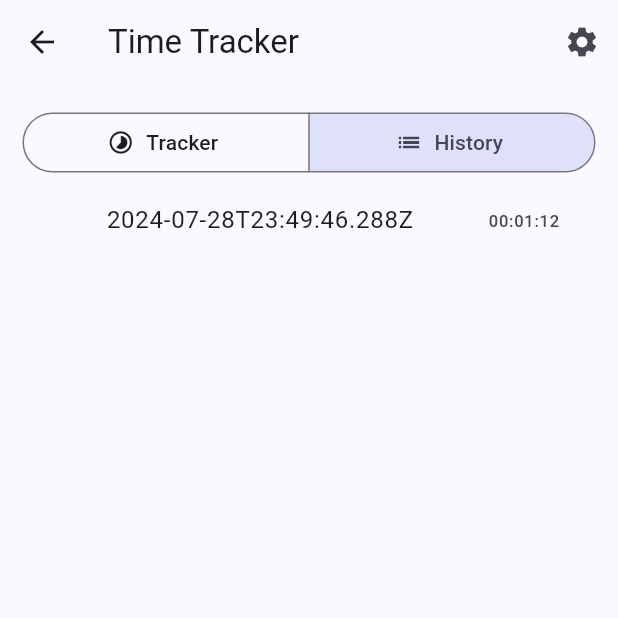
After one commit to sdtorresl/time_tracker, a Flutter app: the TrackerView screen opened by its route, after a tap on "History", on a phone screen of 412 x 824 dp, the top half of it. The commit adds this screen. Run offline on Flutter 3.47's test engine with Material 3 defaults, Android fonts, the phone set to English and light mode, and no system bars; our stand-ins replace sqflite_common_ffi; accounts and stored records are empty; generated files the repository leaves out were written again.

Commit message:
Add history view

```diff
--- a/lib/main.dart
+++ b/lib/main.dart
@@ -5,6 +5,8 @@ import 'src/settings/settings_controller.dart';
 import 'src/settings/settings_service.dart';
 
 void main() async {
+  WidgetsFlutterBinding.ensureInitialized();
+
   // Set up the SettingsController, which will glue user settings to multiple
   // Flutter Widgets.
   final settingsController = SettingsController(SettingsService());
--- a/lib/src/app.dart
+++ b/lib/src/app.dart
@@ -1,10 +1,8 @@
 import 'package:flutter/material.dart';
 import 'package:flutter_gen/gen_l10n/app_localizations.dart';
 import 'package:flutter_localizations/flutter_localizations.dart';
-import 'package:time_tracker/src/tracker/tracker_view.dart';
+import 'package:time_tracker/src/tracker/presentation/pages/tracker_view.dart';
 
-import 'sample_feature/sample_item_details_view.dart';
-import 'sample_feature/sample_item_list_view.dart';
 import 'settings/settings_controller.dart';
 import 'settings/settings_view.dart';
 
@@ -72,13 +70,10 @@ class MyApp extends StatelessWidget {
                 switch (routeSettings.name) {
                   case SettingsView.routeName:
                     return SettingsView(controller: settingsController);
-                  case SampleItemDetailsView.routeName:
-                    return const SampleItemDetailsView();
                   case TrackerView.routeName:
-                    return TrackerView();
-                  case SampleItemListView.routeName:
+                    return const TrackerView();
                   default:
-                    return TrackerView();
+                    return const TrackerView();
                 }
               },
             );
--- /dev/null
+++ b/lib/src/core/data/datasources/database.dart
@@ -0,0 +1,57 @@
+import 'dart:async';
+import 'dart:io';
+
+import 'package:flutter/foundation.dart';
+import 'package:path/path.dart';
+import 'package:sqflite_common_ffi/sqflite_ffi.dart';
+
+class AppDatabase {
+  AppDatabase._();
+
+  static final AppDatabase _instance = AppDatabase._();
+
+  factory AppDatabase() => _instance;
+
+  static Database? _database;
+
+  Future<Database> get database async {
+    if (_database != null) return _database!;
+    _database = await _initDB();
+    return _database!;
+  }
+
+  Future<Database> _initDB() async {
+    if (Platform.isWindows || Platform.isLinux) {
+      sqfliteFfiInit();
+    }
+
+    databaseFactory = databaseFactoryFfi;
+
+    debugPrint('Creating database');
+    final dbPath = await getDatabasesPath();
+    final path = join(dbPath, 'tracker.db');
+    debugPrint('path is $path');
+    return await openDatabase(
+      path,
+      version: 1,
+      onCreate: _onCreate,
+      onConfigure: _onConfigure,
+    );
+  }
+
+  FutureOr<void> _onCreate(Database db, int version) async {
+    await db.execute('''
+    CREATE TABLE tracker (
+      id INTEGER PRIMARY KEY AUTOINCREMENT,
+      startDate TEXT NOT NULL,
+      duration INTEGER NOT NULL,
+      activity TEXT NOT NULL
+    )
+    ''');
+
+    await db.execute(
+        'INSERT INTO tracker (startDate, duration, activity) VALUES(\'2024-07-28T23:49:46.288Z\',72, \'Something\')');
+  }
+
+  FutureOr<void> _onConfigure(Database db) async {}
+}
--- a/lib/src/sample_feature/sample_item.dart
+++ /dev/null
@@ -1,6 +0,0 @@
-/// A placeholder class that represents an entity or model.
-class SampleItem {
-  const SampleItem(this.id);
-
-  final int id;
-}
--- /dev/null
+++ b/lib/src/tracker/data/datasources/tracker_local_datasource.dart
@@ -0,0 +1,38 @@
+import 'package:sqflite_common_ffi/sqflite_ffi.dart';
+import 'package:time_tracker/src/core/data/datasources/database.dart';
+import 'package:time_tracker/src/tracker/data/model/tracker_model.dart';
+
+class TrackerLocalDatasource {
+  final AppDatabase databaseProvider;
+
+  TrackerLocalDatasource({required this.databaseProvider});
+
+  Future<Database> get _db async => await databaseProvider.database;
+
+  Future<void> save(TrackerModel tracker) async {
+    final db = await _db;
+    await db.insert('tracker', tracker.toMap(),
+        conflictAlgorithm: ConflictAlgorithm.replace);
+  }
+
+  Future<void> delete(int id) async {
+    final db = await _db;
+    await db.delete('tracker', where: 'id = ?', whereArgs: [id]);
+  }
+
+  Future<TrackerModel?> fetch(int id) async {
+    final db = await _db;
+    final maps = await db.query('tracker', where: 'id = ?', whereArgs: [id]);
+
+    if (maps.isNotEmpty) {
+      return TrackerModel.fromMap(maps.first);
+    }
+    return null;
+  }
+
+  Future<List<TrackerModel>> fetchAll() async {
+    final db = await _db;
+    final result = await db.query('tracker');
+    return result.map((map) => TrackerModel.fromMap(map)).toList();
+  }
+}
--- /dev/null
+++ b/lib/src/tracker/data/model/tracker_model.dart
@@ -0,0 +1,45 @@
+import 'package:time_tracker/src/core/data/model/model.dart';
+import 'package:time_tracker/src/tracker/domain/entity/tracker.dart';
+
+class TrackerModel extends Tracker implements Model<Tracker> {
+  TrackerModel({
+    required super.startDate,
+    required super.duration,
+    required super.activity,
+  });
+
+  @override
+  Tracker toEntity() {
+    return Tracker(
+      startDate: startDate,
+      duration: duration,
+      activity: activity,
+    );
+  }
+
+  factory TrackerModel.fromEntity(Tracker entity) {
+    return TrackerModel(
+      startDate: entity.startDate,
+      duration: entity.duration,
+      activity: entity.activity,
+    );
+  }
+
+  @override
+  Map<String, dynamic> toMap() {
+    return {
+      'startDate': startDate.toIso8601String(),
+      'duration': duration.inSeconds,
+      'activity': activity,
+    };
+  }
+
+  @override
+  factory TrackerModel.fromMap(Map<String, dynamic> map) {
+    return TrackerModel(
+      startDate: DateTime.parse(map['startDate']),
+      duration: Duration(seconds: map['duration']),
+      activity: map['activity'],
+    );
+  }
+}
--- /dev/null
+++ b/lib/src/tracker/data/repository/tracker_repository_impl.dart
@@ -0,0 +1,31 @@
+import 'package:time_tracker/src/tracker/data/datasources/tracker_local_datasource.dart';
+import 'package:time_tracker/src/tracker/data/model/tracker_model.dart';
+import 'package:time_tracker/src/tracker/domain/entity/tracker.dart';
+import 'package:time_tracker/src/tracker/domain/repository/tracker_repository.dart';
+
+class TrackerRepositoryImpl implements TrackerRepository {
+  final TrackerLocalDatasource localDatasource;
+  TrackerRepositoryImpl({required this.localDatasource});
+  @override
+  Future<void> add(Tracker tracker) {
+    TrackerModel trackerModel = TrackerModel.fromEntity(tracker);
+    return localDatasource.save(trackerModel);
+  }
+
+  @override
+  Future<void> delete(Tracker tracker) {
+    TrackerModel trackerModel = TrackerModel.fromEntity(tracker);
+    return localDatasource.delete(trackerModel.id!);
+  }
+
+  @override
+  Future<List<Tracker>> list() {
+    return localDatasource.fetchAll();
+  }
+
+  @override
+  Future<void> update(Tracker tracker) {
+    TrackerModel trackerModel = TrackerModel.fromEntity(tracker);
+    return localDatasource.fetch(trackerModel.id!);
+  }
+}
--- a/lib/src/tracker/tracker_model.dart
+++ b/lib/src/tracker/domain/entity/tracker.dart
@@ -1,9 +1,11 @@
 class Tracker {
+  final int? id;
   final DateTime startDate;
   final Duration duration;
   final String activity;
 
   Tracker({
+    this.id,
     required this.startDate,
     required this.duration,
     required this.activity,
--- /dev/null
+++ b/lib/src/tracker/domain/repository/tracker_repository.dart
@@ -0,0 +1,8 @@
+import 'package:time_tracker/src/tracker/domain/entity/tracker.dart';
+
+abstract class TrackerRepository {
+  Future<void> add(Tracker tracker);
+  Future<void> update(Tracker tracker);
+  Future<void> delete(Tracker tracker);
+  Future<List<Tracker>> list();
+}
--- /dev/null
+++ b/lib/src/tracker/presentation/controller/history_controller.dart
@@ -0,0 +1,21 @@
+import 'package:flutter/material.dart';
+import 'package:time_tracker/src/tracker/domain/repository/tracker_repository.dart';
+
+import '../../domain/entity/tracker.dart';
+
+class HistoryController with ChangeNotifier {
+  final TrackerRepository trackerRepository;
+  bool isLoading = true;
+
+  List<Tracker> trackerItems = [];
+
+  HistoryController({required this.trackerRepository});
+
+  getItems() async {
+    isLoading = true;
+    notifyListeners();
+    trackerItems = await trackerRepository.list();
+    isLoading = false;
+    notifyListeners();
+  }
+}
--- a/lib/src/tracker/tracker_view.dart
+++ b/lib/src/tracker/presentation/pages/tracker_view.dart
@@ -1,6 +1,8 @@
 import 'package:flutter/material.dart';
-import 'package:time_tracker/src/tracker/cron_view.dart';
-import 'package:time_tracker/src/tracker/tracker_controller.dart';
+import 'package:time_tracker/src/settings/settings_view.dart';
+import 'package:time_tracker/src/tracker/presentation/widgets/cron_view.dart';
+import 'package:time_tracker/src/tracker/presentation/controller/tracker_controller.dart';
+import 'package:time_tracker/src/tracker/presentation/widgets/history_view.dart';
 
 enum TrackerViews { tracker, history }
 
@@ -42,6 +44,17 @@ class _TrackerViewState extends State<TrackerView> {
     return Scaffold(
       appBar: AppBar(
         title: const Text("Time Tracker"),
+        actions: [
+          IconButton(
+            icon: const Icon(Icons.settings),
+            onPressed: () {
+              // Navigate to the settings page. If the user leaves and returns
+              // to the app after it has been killed while running in the
+              // background, the navigation stack is restored.
+              Navigator.restorablePushNamed(context, SettingsView.routeName);
+            },
+          ),
+        ],
       ),
       body: Padding(
         padding: const EdgeInsets.all(15.0),
@@ -62,7 +75,7 @@ class _TrackerViewState extends State<TrackerView> {
             Expanded(
               child: selected.first == TrackerViews.tracker
                   ? CronView(trackerController: trackerController)
-                  : const Text("History"),
+                  : const HistoryViewWidget(),
             ),
           ],
         ),
--- a/lib/src/tracker/cron_view.dart
+++ b/lib/src/tracker/presentation/widgets/cron_view.dart
@@ -1,6 +1,6 @@
 import 'package:flutter/material.dart';
 import 'package:time_tracker/src/core/extensions/duration.dart';
-import 'package:time_tracker/src/tracker/tracker_controller.dart';
+import 'package:time_tracker/src/tracker/presentation/controller/tracker_controller.dart';
 
 class CronView extends StatelessWidget {
   final TrackerController trackerController;
--- /dev/null
+++ b/lib/src/tracker/presentation/widgets/history_view.dart
@@ -0,0 +1,48 @@
+import 'package:flutter/material.dart';
+import 'package:provider/provider.dart';
+import 'package:time_tracker/src/core/data/datasources/database.dart';
+import 'package:time_tracker/src/core/extensions/duration.dart';
+import 'package:time_tracker/src/tracker/data/datasources/tracker_local_datasource.dart';
+import 'package:time_tracker/src/tracker/data/repository/tracker_repository_impl.dart';
+import 'package:time_tracker/src/tracker/presentation/controller/history_controller.dart';
+
+class HistoryViewWidget extends StatelessWidget {
+  const HistoryViewWidget({super.key});
+
+  @override
+  Widget build(BuildContext context) {
+    return ChangeNotifierProvider<HistoryController>(
+      create: (context) => HistoryController(
+        trackerRepository: TrackerRepositoryImpl(
+          localDatasource: TrackerLocalDatasource(
+            databaseProvider: AppDatabase(),
+          ),
+        ),
+      )..getItems(),
+      child: Builder(
+        builder: (context) {
+          return ListenableBuilder(
+              listenable: context.read<HistoryController>(),
+              builder: (context, child) {
+                var controller = context.read<HistoryController>();
+                if (controller.isLoading) {
+                  return const Center(child: CircularProgressIndicator());
+                }
+
+                return ListView(
+                  children: controller.trackerItems
+                      .map(
+                        (item) => ListTile(
+                          leading: Text(item.id?.toString() ?? ""),
+                          title: Text(item.startDate.toIso8601String()),
+                          trailing: Text(item.duration.format()),
+                        ),
+                      )
+                      .toList(),
+                );
+              });
+        },
+      ),
+    );
+  }
+}
--- a/pubspec.yaml
+++ b/pubspec.yaml
@@ -14,6 +14,10 @@ dependencies:
     sdk: flutter
   flutter_localizations:
     sdk: flutter
+  path: ^1.9.0
+  provider: ^6.1.2
+  sqflite: ^2.3.3+1
+  sqflite_common_ffi: ^2.3.3
 
 dev_dependencies:
   flutter_test:
```
Also changed, not shown: lib/src/core/data/model/model.dart (added, +13 -0 lines), lib/src/sample_feature/sample_item_details_view.dart (deleted, +0 -20 lines), lib/src/sample_feature/sample_item_list_view.dart (deleted, +0 -70 lines), lib/src/tracker/presentation/controller/tracker_controller.dart (renamed from lib/src/tracker/tracker_controller.dart), pubspec.lock, 1 other file.
